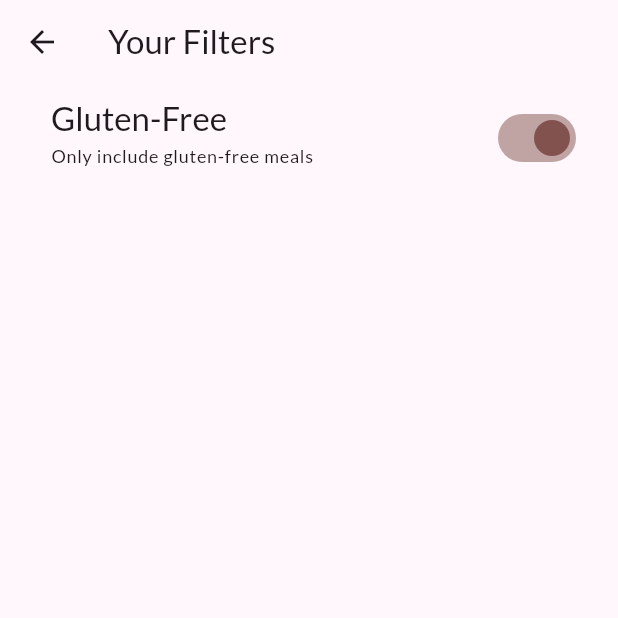
After one commit to AtharvaParadkar/Meals-App, a Flutter app: the FiltersScreen screen opened directly, after a tap on "Gluten-Free", on a phone screen of 412 x 824 dp, the top half of it. The commit adds this screen. Run offline on Flutter 3.47's test engine with Material 3 defaults, Android fonts, the phone set to English and light mode, and no system bars; our stand-ins replace google_fonts, transparent_image.

Commit message:
Adding a Filter Item

```diff
--- /dev/null
+++ b/lib/screens/filters.dart
@@ -0,0 +1,46 @@
+import 'package:flutter/material.dart';
+
+class FiltersScreen extends StatefulWidget {
+  const FiltersScreen({super.key});
+
+  @override
+  State<FiltersScreen> createState() => _FiltersScreenState();
+}
+
+class _FiltersScreenState extends State<FiltersScreen> {
+  var _glutenFreeFilterSet=false;
+  @override
+  Widget build(BuildContext context) {
+    return Scaffold(
+      appBar: AppBar(
+        title: const Text('Your Filters'),
+      ),
+      body: Column(
+        children: [
+          SwitchListTile(
+            value: _glutenFreeFilterSet,
+            onChanged: (isChecked){
+              setState(() {
+                _glutenFreeFilterSet=isChecked;
+              });
+            },
+            title: Text(
+              'Gluten-Free',
+              style: Theme.of(context).textTheme.titleLarge!.copyWith(
+                    color: Theme.of(context).colorScheme.onSurface,
+                  ),
+            ),
+            subtitle: Text(
+              'Only include gluten-free meals',
+              style: Theme.of(context).textTheme.labelMedium!.copyWith(
+                    color: Theme.of(context).colorScheme.onSurface,
+                  ),
+            ),
+            activeColor: Theme.of(context).colorScheme.tertiary,
+            contentPadding: const EdgeInsets.only(left: 34, right: 24),
+          ),
+        ],
+      ),
+    );
+  }
+}
--- a/lib/screens/tabs.dart
+++ b/lib/screens/tabs.dart
@@ -1,6 +1,7 @@
 import 'package:flutter/material.dart';
 import 'package:meals_app/models/meal.dart';
 import 'package:meals_app/screens/categories.dart';
+import 'package:meals_app/screens/filters.dart';
 import 'package:meals_app/screens/meals.dart';
 import 'package:meals_app/widgets/main_drawer.dart';
 
@@ -48,6 +49,7 @@ class _TabsScreenState extends State<TabsScreen> {
 
   void _setScreen(String indentifier) {
     if (indentifier == 'filters') {
+      Navigator.of(context).push(MaterialPageRoute(builder: (ctx)=>const FiltersScreen()));
     } else {
       Navigator.of(context).pop();
     }
```
Also changed, not shown: pubspec.lock.
